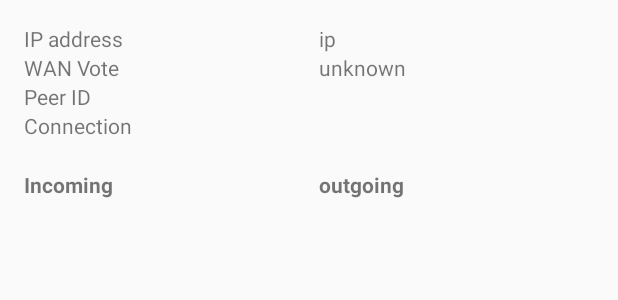
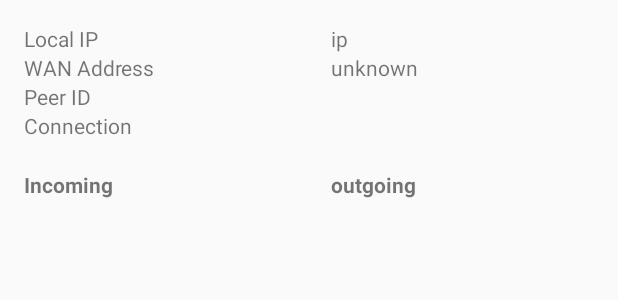
Before and after one commit to Tribler/app-to-app-communicator, an Android app: the layout activity_overview.xml on its own in the app's theme, with its tools: preview values and no code run, on a phone screen of 412 x 824 dp. Shown: the top 300 px of the screen. Run offline under Robolectric (Android 15) with nearby library versions, the phone set to English and light mode, and no system bars.

```diff
--- a/app/build.gradle
+++ b/app/build.gradle
@@ -8,8 +8,8 @@ android {
         applicationId "org.tribler.app_to_appcommunicator"
         minSdkVersion 15
         targetSdkVersion 23
-        versionCode 2
-        versionName "1.0.1"
+        versionCode 3
+        versionName "1.0.2"
     }
     buildTypes {
         release {
--- a/app/src/main/res/layout/activity_overview.xml
+++ b/app/src/main/res/layout/activity_overview.xml
@@ -18,7 +18,7 @@
 
             <TextView
                 android:layout_weight="1"
-                android:text="@string/ip_address" />
+                android:text="@string/local_ip" />
 
             <TextView
                 android:id="@+id/local_ip_address_view"
@@ -31,7 +31,7 @@
 
             <TextView
                 android:layout_weight="1"
-                android:text="@string/wan_vote" />
+                android:text="@string/wan_address" />
 
             <TextView
                 android:id="@+id/wanvote"
--- a/app/src/main/res/values/strings.xml
+++ b/app/src/main/res/values/strings.xml
@@ -1,7 +1,7 @@
 <resources>
     <string name="app_name">App-to-app Communicator</string>
     <string name="start_connection">Attempt connection</string>
-    <string name="ip_address">IP address</string>
+    <string name="local_ip">Local IP</string>
     <string name="start_server_connection">Start server connection</string>
     <string name="client_socket">Client socket</string>
     <string name="server_socket">Server socket</string>
@@ -11,7 +11,7 @@
     <string name="circle_symbol">●</string>
     <string name="peer_id">Peer ID</string>
     <string name="unknown">unknown</string>
-    <string name="wan_vote">WAN Vote</string>
+    <string name="wan_address">WAN Address</string>
     <string name="ip">ip</string>
     <string name="incoming">Incoming</string>
     <string name="outgoing">outgoing</string>
```
Also changed, not shown: app/src/main/java/org/tribler/app_to_appcommunicator/OverviewActivity.java (+16 -4 lines), app/src/main/java/org/tribler/app_to_appcommunicator/PeerListAdapter.java (+6 -2 lines), 1 other file.
